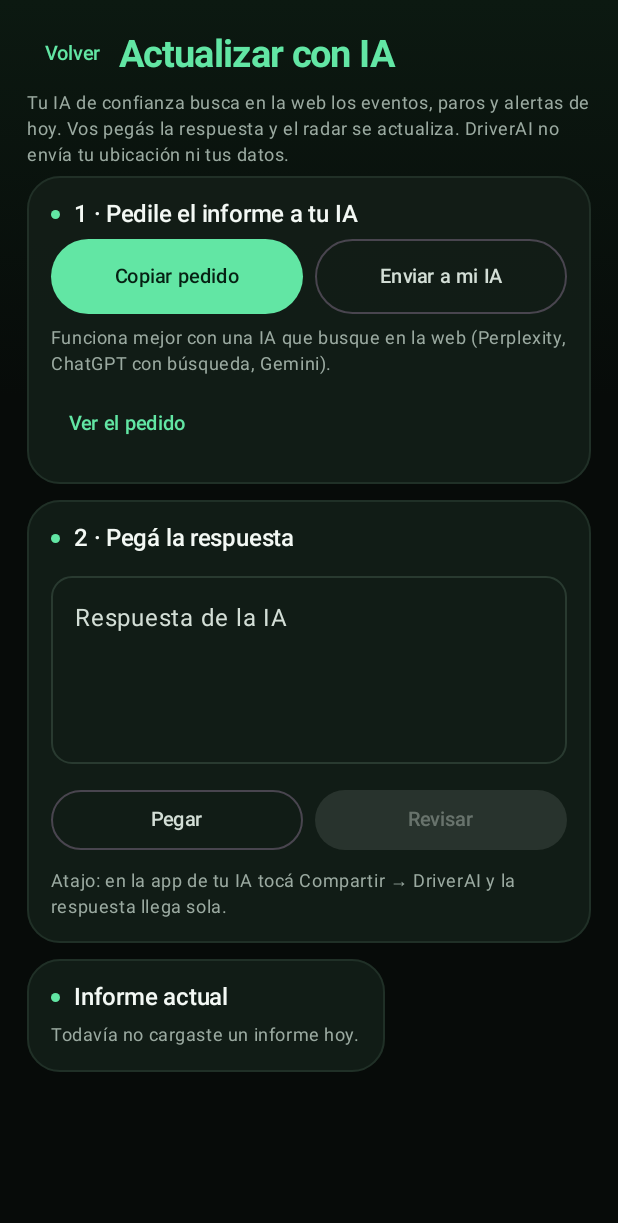
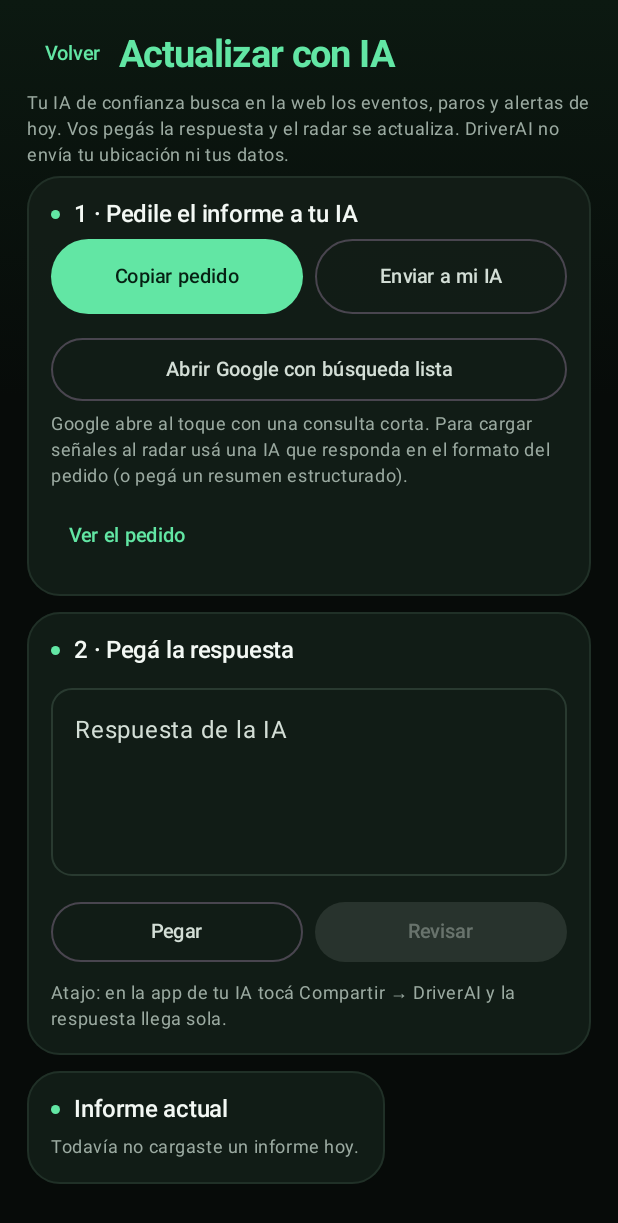
Before and after one commit to AlanGalarzaStanley/driverai-bridge, an Android app built with Jetpack Compose: the screen it shows after launch (MainActivity), after a tap on "Actualizar con IA", on a phone screen of 412 x 824 dp. Shown: the top 1223 px of the screen. Run offline under Robolectric (Android 15) with nearby library versions, the phone set to English and light mode, and no system bars; 1 other tap on this screen came first.

Commit message:
feat: abrir Google con búsqueda lista desde Actualizar con IA
- AiReport.googleQuery: query corta y actual para eventos/paros/clima
- AiUpdateScreen: botón «Abrir Google» (ACTION_WEB_SEARCH + fallback URL)
- Mantiene copiar pedido / enviar a IA / pegar respuesta
- docs: apunta descarga al CI run 69 (rama piloto)

````diff
--- a/app/src/main/java/ar/driverai/bridge/intel/AiReport.kt
+++ b/app/src/main/java/ar/driverai/bridge/intel/AiReport.kt
@@ -99,6 +99,24 @@ Respondé con un único bloque de código JSON con exactamente esta estructura,
 }
 ```
 Si no encontrás nada confiable, devolvé "senales": [] y explicalo en "resumen"."""
+    }
+
+    /**
+     * Consulta corta para el buscador del teléfono (Google u otro).
+     * No reemplaza el prompt de IA: sirve para que el conductor vea fuentes en segundos
+     * sin depender de otra app de chat.
+     */
+    fun googleQuery(city: CityPack, now: Long): String {
+        val tz = ZoneId.of(city.timeZone)
+        val local = Instant.ofEpochMilli(now).atZone(tz)
+        val day = DateTimeFormatter.ofPattern("d MMMM yyyy", es).format(local)
+        return buildString {
+            append("eventos partidos conciertos paros transporte alertas clima ")
+            append(city.name)
+            append(" hoy ")
+            append(day)
+            append(" horarios")
+        }
     }
 
     data class Rejected(val title: String, val reason: String)
--- a/app/src/main/java/ar/driverai/bridge/ui/AiUpdateScreen.kt
+++ b/app/src/main/java/ar/driverai/bridge/ui/AiUpdateScreen.kt
@@ -1,9 +1,12 @@
 package ar.driverai.bridge.ui
 
+import android.content.ActivityNotFoundException
 import android.content.ClipData
 import android.content.ClipboardManager
 import android.content.Context
 import android.content.Intent
+import android.net.Uri
+import android.provider.SearchManager
 import androidx.compose.foundation.layout.Arrangement
 import androidx.compose.foundation.layout.Column
 import androidx.compose.foundation.layout.Row
@@ -43,6 +46,7 @@ import java.util.Locale
 /**
  * Pantalla "Actualizar con IA". El conductor elige su IA (ChatGPT, Gemini, Perplexity, Copilot…),
  * DriverAI solo arma el pedido y lee la respuesta que el conductor pega o comparte.
+ * También puede abrir Google con una búsqueda corta ya armada (sin API ni costo).
  */
 @Composable
 fun AiUpdateScreen(sharedText: String?, onSharedConsumed: () -> Unit, onBack: () -> Unit) {
@@ -53,12 +57,32 @@ fun AiUpdateScreen(sharedText: String?, onSharedConsumed: () -> Unit, onBack: ()
     val city = Cities.byId(settings.cityId)
     val now = remember { System.currentTimeMillis() }
     val prompt = remember(city.id, now) { AiReport.prompt(city, now) }
+    val googleQuery = remember(city.id, now) { AiReport.googleQuery(city, now) }
     var answer by remember { mutableStateOf("") }
     var preview by remember { mutableStateOf<AiReport.Result?>(null) }
     var copied by remember { mutableStateOf(false) }
     var showPrompt by remember { mutableStateOf(false) }
     var message by remember { mutableStateOf<String?>(null) }
     val hm = remember { SimpleDateFormat("HH:mm", Locale.forLanguageTag("es-AR")) }
+
+    fun openGoogleSearch(query: String) {
+        val webSearch = Intent(Intent.ACTION_WEB_SEARCH)
+            .putExtra(SearchManager.QUERY, query)
+            .addFlags(Intent.FLAG_ACTIVITY_NEW_TASK)
+        val browser = Intent(
+            Intent.ACTION_VIEW,
+            Uri.parse("https://www.google.com/search?q=" + Uri.encode(query)),
+        ).addFlags(Intent.FLAG_ACTIVITY_NEW_TASK)
+        try {
+            ctx.startActivity(webSearch)
+        } catch (_: ActivityNotFoundException) {
+            runCatching { ctx.startActivity(browser) }
+                .onFailure { message = "No pude abrir el buscador. Copiá el pedido y pegalo en Google o en tu IA." }
+        } catch (_: Exception) {
+            runCatching { ctx.startActivity(browser) }
+                .onFailure { message = "No pude abrir el buscador. Copiá el pedido y pegalo en Google o en tu IA." }
+        }
+    }
 
     LaunchedEffect(sharedText) {
         if (!sharedText.isNullOrBlank()) {
@@ -93,7 +117,11 @@ fun AiUpdateScreen(sharedText: String?, onSharedConsumed: () -> Unit, onBack: ()
                     modifier = Modifier.weight(1f).height(50.dp).testTag("ai_share"),
                 ) { Text("Enviar a mi IA") }
             }
-            SectionCaption("Funciona mejor con una IA que busque en la web (Perplexity, ChatGPT con búsqueda, Gemini).")
+            OutlinedButton(
+                onClick = { openGoogleSearch(googleQuery) },
+                modifier = Modifier.fillMaxWidth().height(50.dp).padding(top = 8.dp).testTag("ai_google"),
+            ) { Text("Abrir Google con búsqueda lista") }
+            SectionCaption("Google abre al toque con una consulta corta. Para cargar señales al radar usá una IA que responda en el formato del pedido (o pegá un resumen estructurado).")
             TextButton(onClick = { showPrompt = !showPrompt }) { Text(if (showPrompt) "Ocultar pedido" else "Ver el pedido") }
             if (showPrompt) Text(prompt, style = MaterialTheme.typography.bodySmall, color = TextMuted, modifier = Modifier.testTag("ai_prompt"))
         }
````
Also changed, not shown: 1 other file.
